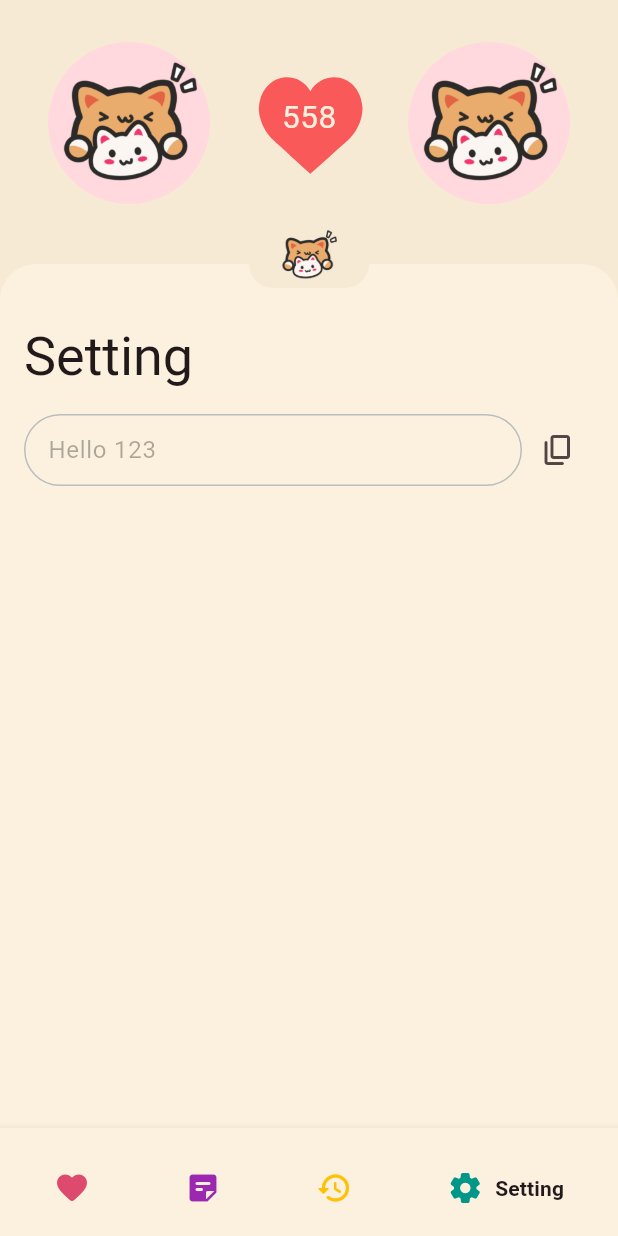
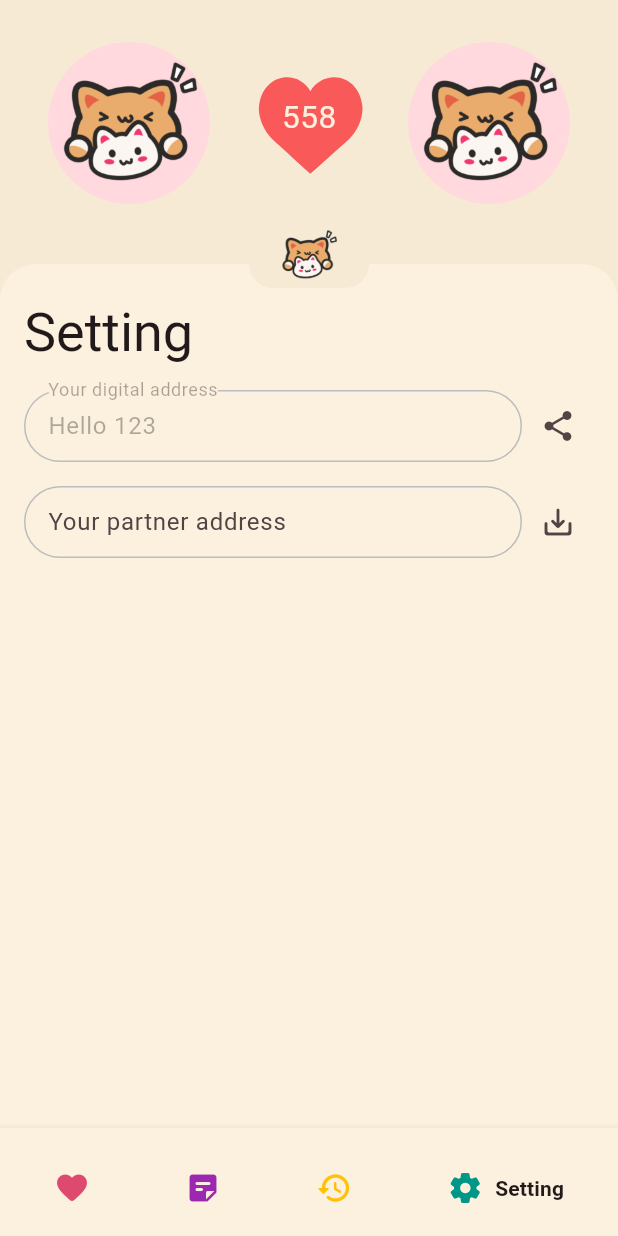
Before and after one commit to mith2000/couple_wallet, a Flutter app: the screen it shows after launch, swiped to page 4, on a phone screen of 412 x 824 dp. Run offline on Flutter 3.47's test engine with Material 3 defaults, Android fonts, the phone set to English and light mode, and no system bars; drawn by our look-alikes of google_nav_bar; our stand-ins replace connectivity_plus, flutter_form_builder, flutter_native_splash, flutter_slidable, flutter_svg, gap and 5 more; generated files the repository leaves out were written again.

Commit message:
Init YourPartnerAddress

```diff
--- a/lib/app/components/feature/love/send_love_input.dart
+++ b/lib/app/components/feature/love/send_love_input.dart
@@ -1,5 +1,4 @@
 import 'package:flutter/material.dart';
-import 'package:flutter/services.dart';
 import 'package:flutter_form_builder/flutter_form_builder.dart';
 import 'package:get/get.dart';
 
--- a/lib/app/components/feature/setting/fcm_token_input.dart
+++ b/lib/app/components/feature/setting/fcm_token_input.dart
@@ -8,10 +8,12 @@ enum AppTextFieldState { normal, enabled, disabled, focused, error }
 
 class FCMTokenInput extends StatelessWidget {
   final TextEditingController textEditingController;
+  final bool isYour;
 
   const FCMTokenInput({
     super.key,
     required this.textEditingController,
+    required this.isYour,
   });
 
   @override
@@ -19,11 +21,10 @@ class FCMTokenInput extends StatelessWidget {
     return TextField(
       controller: textEditingController,
       style: context.textTheme.bodyLarge!.copyWith(
-        color: AppColors.of.mainTextColor.withOpacity(0.38),
+        color: AppColors.of.mainTextColor.withOpacity(isYour ? 0.38 : 1),
       ),
-      minLines: 1,
-      maxLines: 3,
-      enabled: false,
+      maxLines: 1,
+      enabled: !isYour,
       enableInteractiveSelection: false,
       decoration: InputDecoration(
         isDense: true,
@@ -31,6 +32,9 @@ class FCMTokenInput extends StatelessWidget {
           horizontal: AppThemeExt.of.dimen(4),
           vertical: AppThemeExt.of.dimen(3),
         ),
+        labelText: isYour
+            ? R.strings.yourDigitalAddress.tr
+            : R.strings.yourPartnerAddress.tr,
         border: _inputBorder(context, AppTextFieldState.normal),
         enabledBorder: _inputBorder(context, AppTextFieldState.enabled),
         focusedBorder: _inputBorder(context, AppTextFieldState.focused),
--- a/lib/app/pages/home/screens/love/send_love_controller.dart
+++ b/lib/app/pages/home/screens/love/send_love_controller.dart
@@ -17,7 +17,7 @@ const sendButtonCoolDownSecond = 60;
 
 class SendLoveController extends GetxController {
   final GlobalKey<FormBuilderState> formKey = GlobalKey<FormBuilderState>();
-  final TextEditingController textEditingController = TextEditingController();
+  final TextEditingController mainTextEC = TextEditingController();
 
   // If text field is empty => Hide the Send button
   final RxBool isTextFieldEmpty = true.obs;
@@ -60,7 +60,7 @@ class SendLoveController extends GetxController {
             .trim();
 
     // Clear & Un-focus to off the keyboard
-    textEditingController.clear();
+    mainTextEC.clear();
     shortcutSelectedIndex.value = null;
     FocusManager.instance.primaryFocus?.unfocus();
 
@@ -103,9 +103,9 @@ class SendLoveController extends GetxController {
     shortcutSelectedIndex.value = selected ? index : null;
 
     if (shortcutSelectedIndex.value != null) {
-      textEditingController.text = shortcutContent[index];
+      mainTextEC.text = shortcutContent[index];
     } else {
-      textEditingController.clear();
+      mainTextEC.clear();
     }
   }
 }
--- a/lib/app/pages/home/screens/love/send_love_screen.dart
+++ b/lib/app/pages/home/screens/love/send_love_screen.dart
@@ -8,7 +8,7 @@ class SendLoveScreen extends GetView<SendLoveController> {
   @override
   Widget build(BuildContext context) {
     return Padding(
-      padding: EdgeInsets.all(AppThemeExt.of.dimen(4)),
+      padding: EdgeInsets.all(AppThemeExt.of.dimen(4)).copyWith(top: 0),
       child: Column(
         children: [
           Expanded(child: Container()),
@@ -18,7 +18,7 @@ class SendLoveScreen extends GetView<SendLoveController> {
             key: controller.formKey,
             child: Obx(
               () => SendLoveInput(
-                textEditingController: controller.textEditingController,
+                textEditingController: controller.mainTextEC,
                 fieldName: mainTextFieldName,
                 onSubmit: () => controller.onSubmit(context),
                 onFieldChange: controller.onFieldChange,
--- a/lib/app/pages/home/screens/setting/setting_controller.dart
+++ b/lib/app/pages/home/screens/setting/setting_controller.dart
@@ -11,15 +11,18 @@ import '../../../uikit/uikit_controller.dart';
 part 'setting_screen.dart';
 
 class SettingController extends GetxController {
-  final TextEditingController textEditingController = TextEditingController();
+  final TextEditingController yourAddressTextEC = TextEditingController();
+  final TextEditingController partnerAddressTextEC = TextEditingController();
 
   @override
   void onInit() {
     super.onInit();
-    textEditingController.text = "Hello 123";
+    yourAddressTextEC.text = "Hello 123";
   }
 
   void onCopyFCMToken() async {
-    await Clipboard.setData(ClipboardData(text: textEditingController.text));
+    await Clipboard.setData(ClipboardData(text: yourAddressTextEC.text));
   }
+
+  void onSaveFCMToken() async {}
 }
--- a/lib/app/pages/home/screens/setting/setting_screen.dart
+++ b/lib/app/pages/home/screens/setting/setting_screen.dart
@@ -6,7 +6,7 @@ class SettingScreen extends GetView<SettingController> {
   @override
   Widget build(BuildContext context) {
     return Padding(
-      padding: EdgeInsets.all(AppThemeExt.of.dimen(4)),
+      padding: EdgeInsets.all(AppThemeExt.of.dimen(4)).copyWith(top: 0),
       child: ListView(
         children: [
           if (kDebugMode)
@@ -25,13 +25,31 @@ class SettingScreen extends GetView<SettingController> {
             children: [
               Expanded(
                 child: FCMTokenInput(
-                  textEditingController: controller.textEditingController,
+                  textEditingController: controller.yourAddressTextEC,
+                  isYour: true,
                 ),
               ),
               IconButton(
                 onPressed: controller.onCopyFCMToken,
                 icon: const Icon(
-                  Icons.content_copy_rounded,
+                  Icons.share_rounded,
+                ),
+              ),
+            ],
+          ),
+          Gap(AppThemeExt.of.dimen(4)),
+          Row(
+            children: [
+              Expanded(
+                child: FCMTokenInput(
+                  textEditingController: controller.partnerAddressTextEC,
+                  isYour: false,
+                ),
+              ),
+              IconButton(
+                onPressed: controller.onSaveFCMToken,
+                icon: const Icon(
+                  Icons.save_alt_rounded,
                 ),
               ),
             ],
--- a/lib/resources/strings/intl_en.arb
+++ b/lib/resources/strings/intl_en.arb
@@ -5,5 +5,7 @@
   "close": "Close",
   "send": "Send",
   "wait": "Wait",
-  "messageHintText": "Message..."
+  "messageHintText": "Message...",
+  "yourDigitalAddress": "Your digital address",
+  "yourPartnerAddress": "Your partner address"
 }
--- a/lib/resources/strings/intl_vi.arb
+++ b/lib/resources/strings/intl_vi.arb
@@ -5,5 +5,7 @@
   "close": "Close",
   "send": "Gửi",
   "wait": "Đợi",
-  "messageHintText": "Soạn tin..."
+  "messageHintText": "Soạn tin...",
+  "yourDigitalAddress": "Địa chỉ kỹ thuật số của bạn",
+  "yourPartnerAddress": "Địa chỉ người yêu bạn"
 }
```
